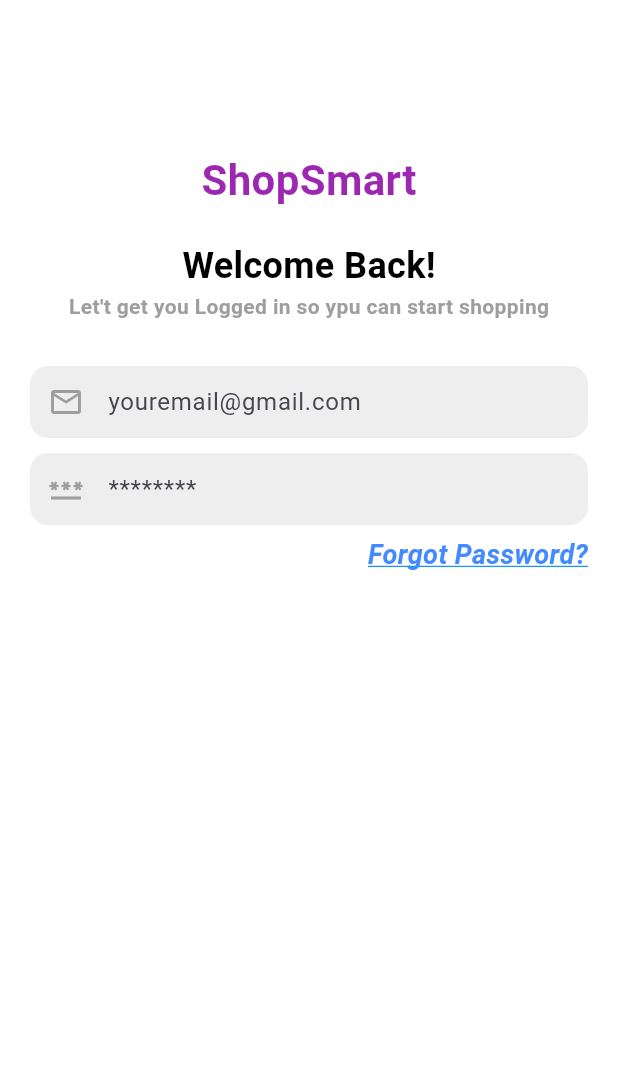
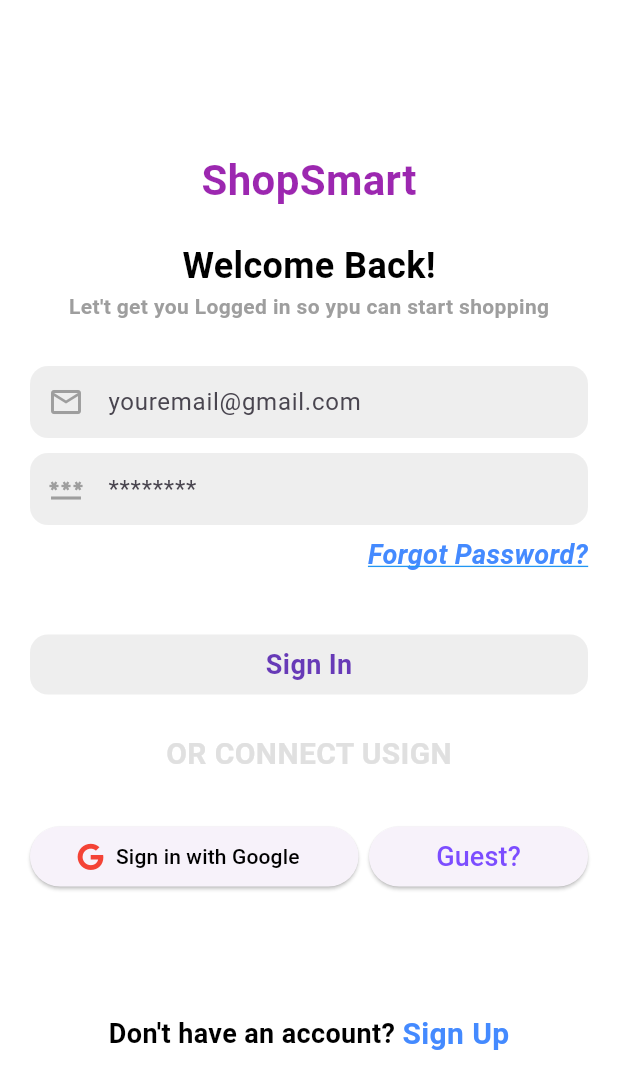
Before and after one commit to ali4hassan9ali2022/e_commerce_admin, a Flutter app: the screen it shows after launch, on a phone screen of 412 x 824 dp. Shown: the top 1089 px of the screen. Run offline on Flutter 3.47's test engine with Material 3 defaults, Android fonts, the phone set to English and light mode, and no system bars; drawn by our look-alikes of shimmer; our stand-ins replace dotted_border, fancy_shimmer_image, flutter_bloc, fluttertoast, font_awesome_flutter, go_router and 4 more; missing offline and left inert: dynamic_height_grid_view; accounts and stored records are empty.

Commit message:
create cusom button widget

```diff
--- a/lib/Core/utils/strings.dart
+++ b/lib/Core/utils/strings.dart
@@ -5,4 +5,8 @@ abstract class Strings {
   static const forgotPassword = 'Forgot Password?';
   static const signUp = 'Sign Up';
   static const signIn = 'Sign In';
+  static const orConnect = 'OR CONNECT USIGN';
+  static const signInWithGoogle = 'Sign in with Google';
+  static const guset = 'Guest?';
+  static const dontHaveAnAccount = 'Don\'t have an account? ';
 }
--- a/lib/Views/log_in_view.dart
+++ b/lib/Views/log_in_view.dart
@@ -1,7 +1,9 @@
 import 'package:ecommerce_admin/Core/utils/strings.dart';
 import 'package:ecommerce_admin/Widgets/app_shimmer%20.dart';
+import 'package:ecommerce_admin/Widgets/custom_button.dart';
 import 'package:ecommerce_admin/Widgets/custom_text_form_field.dart';
 import 'package:flutter/material.dart';
+import 'package:font_awesome_flutter/font_awesome_flutter.dart';
 
 class LogInView extends StatelessWidget {
   const LogInView({super.key});
@@ -82,35 +84,100 @@ class LogInView extends StatelessWidget {
                 ),
               ),
               SizedBox(height: 40),
-              // CustomButton(
-              //       onTap: () {
-              //         // if (loginCibit.globalKey.currentState!.validate()) {
-              //         //   loginCibit.globalKey.currentState!.save();
-              //         //   loginCibit.signIn();
-              //         // }
-              //       },
-              //       borderRadius: 12,
-              //       color: Colors.grey[200],
-              //       height: 40,
-              //       width: double.infinity,
-              //       child: Center(
-              //         child: state is LoadingSignInState
-              //             ? SizedBox(
-              //                 height: 20,
-              //                 width: 20,
-              //                 child: CircularProgressIndicator(),
-              //               )
-              //             : Text(
-              //                 Strings.signIn,
-              //                 style: TextStyle(
-              //                   fontSize: 18,
-              //                   color: Colors.deepPurple,
-              //                   fontWeight: FontWeight.bold,
-              //                 ),
-              //               ),
-              //       ),
-              //     ),
-                  SizedBox(height: 25),
+              CustomButton(
+                onTap: () {
+                  // if (loginCibit.globalKey.currentState!.validate()) {
+                  //   loginCibit.globalKey.currentState!.save();
+                  //   loginCibit.signIn();
+                  // }
+                },
+                borderRadius: 12,
+                color: Colors.grey[200],
+                height: 40,
+                width: double.infinity,
+                child: Center(
+                  child: Text(
+                    Strings.signIn,
+                    style: TextStyle(
+                      fontSize: 18,
+                      color: Colors.deepPurple,
+                      fontWeight: FontWeight.bold,
+                    ),
+                  ),
+                ),
+              ),
+              SizedBox(height: 25),
+               Align(
+                    alignment: Alignment.center,
+                    child: Text(
+                      Strings.orConnect,
+                      style: TextStyle(fontSize: 20, color: Colors.grey[300]),
+                    ),
+                  ),
+                  SizedBox(height: 30),
+                  Row(
+                    children: [
+                      Expanded(
+                        flex: 3,
+                        child: ElevatedButton.icon(
+                          onPressed: () {},
+                          label: Text(
+                            Strings.signInWithGoogle,
+                            style: TextStyle(fontSize: 14, color: Colors.black),
+                          ),
+                          icon: Icon(
+                            FontAwesomeIcons.google,
+                            color: Colors.red,
+                          ),
+                        ),
+                      ),
+                      SizedBox(width: 7),
+                      Expanded(
+                        flex: 2,
+                        child: ElevatedButton(
+                          onPressed: () {
+                          // Constants.isGuest = true;
+                          //   GoRouter.of(
+                          //     context,
+                          //   ).pushReplacement(AppRouter.kMainView);
+                          //   CustomToastWidget.showSuccessToast(Strings.guset);
+                          },
+                          child: Center(
+                            child: Text(
+                              Strings.guset,
+                              style: TextStyle(
+                                fontSize: 18,
+                                color: Colors.deepPurpleAccent,
+                              ),
+                            ),
+                          ),
+                        ),
+                      ),
+                    ],
+                  ),
+                  SizedBox(height: 80),
+                  Row(
+                    mainAxisAlignment: MainAxisAlignment.center,
+                    children: [
+                      Text(
+                        Strings.dontHaveAnAccount,
+                        style: TextStyle(fontSize: 18),
+                      ),
+                      GestureDetector(
+                        onTap: () {
+                          // GoRouter.of(context).push(AppRouter.kSignUpView);
+                        },
+                        child: Text(
+                          Strings.signUp,
+                          style: TextStyle(
+                            fontSize: 20,
+                            fontWeight: FontWeight.w700,
+                            color: Colors.blueAccent,
+                          ),
+                        ),
+                      ),
+                    ],
+                  ),
             ],
           ),
         ),
@@ -118,3 +185,11 @@ class LogInView extends StatelessWidget {
     );
   }
 }
+
+// state is LoadingSignInState
+//                           ? SizedBox(
+//                               height: 20,
+//                               width: 20,
+//                               child: CircularProgressIndicator(),
+//                             )
+//                           :
--- /dev/null
+++ b/lib/Widgets/custom_button.dart
@@ -0,0 +1,51 @@
+import 'package:flutter/material.dart';
+
+class CustomButton extends StatelessWidget {
+  const CustomButton({
+    super.key,
+    this.onTap,
+    this.borderRadius,
+    this.color,
+    this.width,
+    this.height,
+    this.border,
+    this.image,
+    this.boxShadow,
+    this.gradient,
+    this.shape,
+    required this.child, this.padding,
+  });
+  final Widget child;
+  final double? borderRadius;
+  final double? width;
+  final double? height;
+  final Color? color;
+  final VoidCallback? onTap;
+  final BoxBorder? border;
+  final DecorationImage? image;
+  final List<BoxShadow>? boxShadow;
+  final Gradient? gradient;
+  final BoxShape? shape;
+  final EdgeInsetsGeometry? padding;
+  @override
+  Widget build(BuildContext context) {
+    return GestureDetector(
+      onTap: onTap,
+      child: Container(
+        padding: padding,
+        width: width,
+        height: height,
+        decoration: BoxDecoration(
+          borderRadius: BorderRadius.circular(borderRadius ?? 0),
+          border: border,
+          image: image,
+          boxShadow: boxShadow,
+          gradient: gradient,
+          shape: shape ?? BoxShape.rectangle,
+          color: color,
+        ),
+        child: child,
+      ),
+    );
+  }
+}
```
